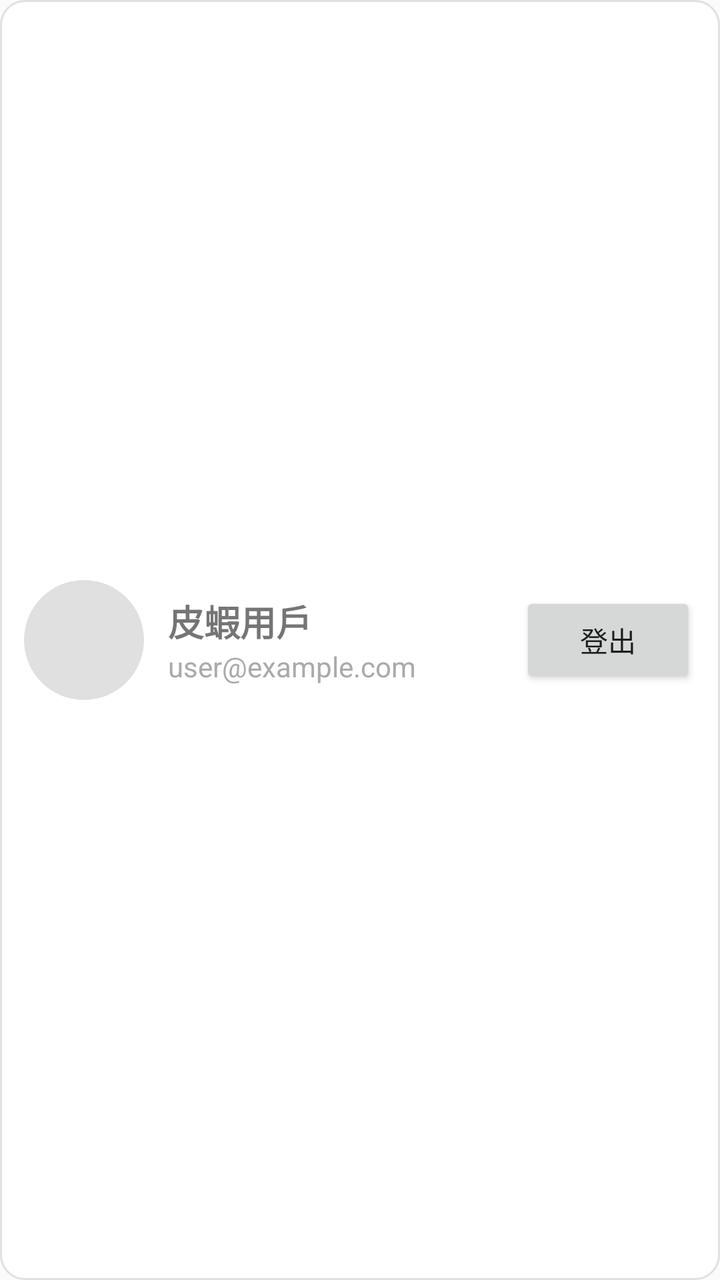
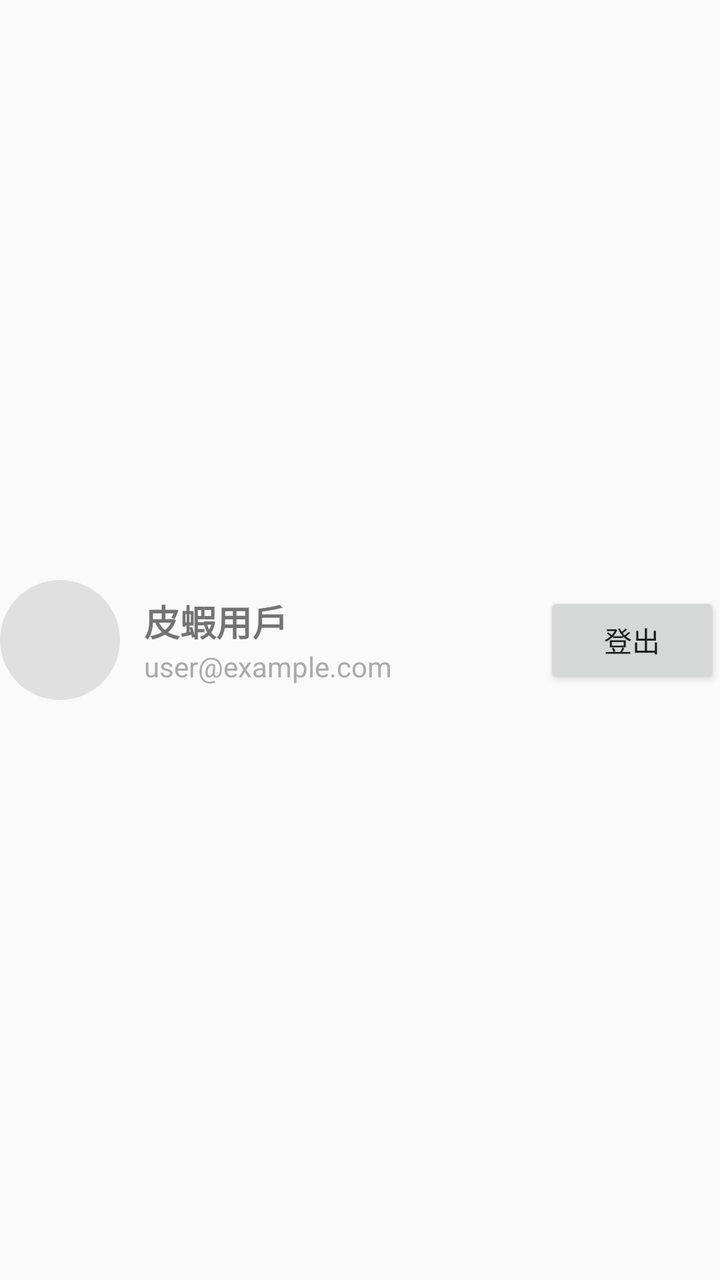

The first picture is an Android layout as it rendered before a commit; the second is the same layout after the commit. The layout source and the unified diff follow.
<!-- AndroidManifest.xml: application theme Theme.Dried_shrimp -->
<!-- res/layout/view_user_login.xml -->
<?xml version="1.0" encoding="utf-8"?>
<LinearLayout xmlns:android="http://schemas.android.com/apk/res/android"
    xmlns:app="http://schemas.android.com/apk/res-auto"
    android:id="@+id/user_login_root"
    android:layout_width="match_parent"
    android:layout_height="wrap_content"
    android:layout_marginBottom="12dp"
    android:background="@drawable/bg_card"
    android:gravity="center_vertical"
    android:orientation="horizontal"
    android:padding="12dp">

    <ImageView
        android:id="@+id/img_myaccount_login"
        android:layout_width="60dp"
        android:layout_height="60dp"
        android:layout_marginEnd="12dp"
        android:background="@drawable/bg_round_gray"
        android:scaleType="centerCrop"
        app:srcCompat="@drawable/avatar" />

    <LinearLayout
        android:layout_width="0dp"
        android:layout_height="wrap_content"
        android:layout_weight="1"
        android:orientation="vertical">

        <TextView
            android:id="@+id/tvUserName"
            android:layout_width="wrap_content"
            android:layout_height="wrap_content"
            android:text="皮蝦用戶"
            android:textSize="18sp"
            android:textStyle="bold" />

        <TextView
            android:id="@+id/tvUserEmail"
            android:layout_width="wrap_content"
            android:layout_height="wrap_content"
            android:text="user@example.com"
            android:textSize="14sp"
            android:textColor="@android:color/darker_gray" />
    </LinearLayout>

    <Button
        android:id="@+id/btnLogout"
        android:layout_width="wrap_content"
        android:layout_height="wrap_content"
        android:text="登出" />
</LinearLayout>
<!-- resources referenced by this layout -->
<resources>
  <!-- drawable avatar: png bitmap (drawable, 19666 bytes) -->
  <!-- drawable bg_card (drawable) -->
  <shape xmlns:android="http://schemas.android.com/apk/res/android" android:shape="rectangle">
      <solid android:color="@color/white"/>
      <corners android:radius="12dp"/>
      <stroke android:width="1dp" android:color="#E0E0E0"/>
      <padding android:left="8dp" android:right="8dp" android:top="8dp" android:bottom="8dp"/>
  </shape>
  <!-- drawable bg_round_gray (drawable) -->
  <shape xmlns:android="http://schemas.android.com/apk/res/android" android:shape="oval">
      <solid android:color="#E0E0E0"/>
  </shape>
  <style name="Theme.Dried_shrimp" parent="Base.Theme.Dried_shrimp" />
  <color name="white">#FFFFFF</color>
  <style name="Base.Theme.Dried_shrimp" parent="Theme.MaterialComponents.DayNight.NoActionBar.Bridge">
          
          
      </style>
</resources>

<!-- the commit's change to res/layout/view_user_login.xml (unified diff, before → after) -->
@@ -4,11 +4,8 @@
     android:id="@+id/user_login_root"
     android:layout_width="match_parent"
     android:layout_height="wrap_content"
-    android:layout_marginBottom="12dp"
-    android:background="@drawable/bg_card"
     android:gravity="center_vertical"
-    android:orientation="horizontal"
-    android:padding="12dp">
+    android:orientation="horizontal">
 
     <ImageView
         android:id="@+id/img_myaccount_login"
<!-- resource entries referenced after the edit -->
@@ -1,19 +1,11 @@
 <!-- resources referenced by this layout -->
 <resources>
   <!-- drawable avatar: png bitmap (drawable, 19666 bytes) -->
-  <!-- drawable bg_card (drawable) -->
-  <shape xmlns:android="http://schemas.android.com/apk/res/android" android:shape="rectangle">
-      <solid android:color="@color/white"/>
-      <corners android:radius="12dp"/>
-      <stroke android:width="1dp" android:color="#E0E0E0"/>
-      <padding android:left="8dp" android:right="8dp" android:top="8dp" android:bottom="8dp"/>
-  </shape>
   <!-- drawable bg_round_gray (drawable) -->
   <shape xmlns:android="http://schemas.android.com/apk/res/android" android:shape="oval">
       <solid android:color="#E0E0E0"/>
   </shape>
   <style name="Theme.Dried_shrimp" parent="Base.Theme.Dried_shrimp" />
-  <color name="white">#FFFFFF</color>
   <style name="Base.Theme.Dried_shrimp" parent="Theme.MaterialComponents.DayNight.NoActionBar.Bridge">
           
           
